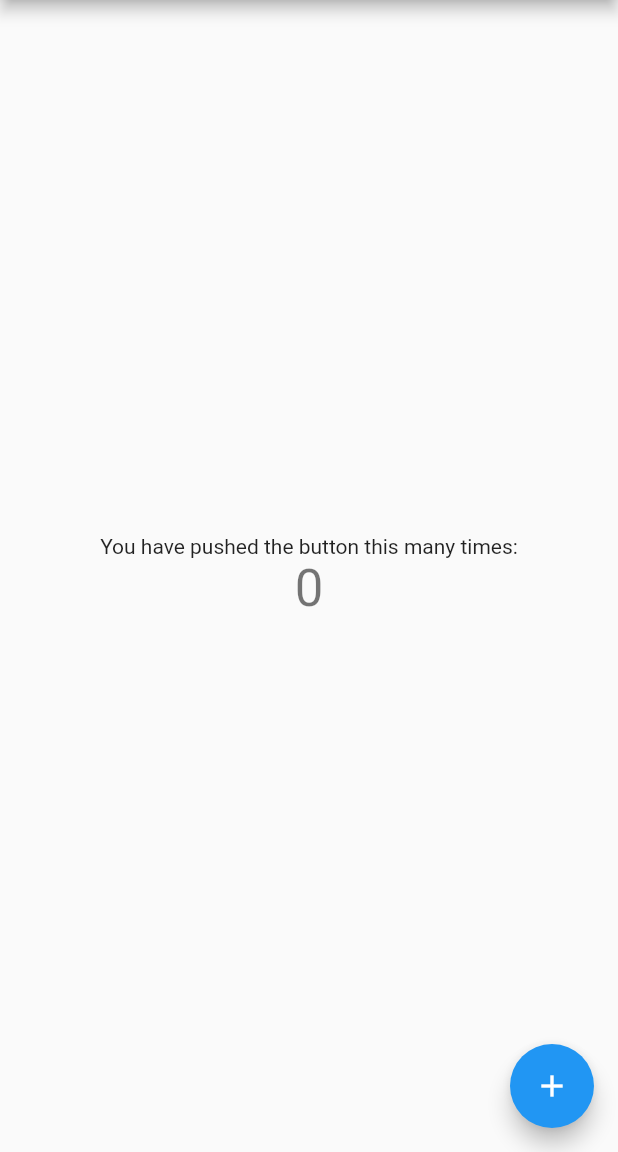
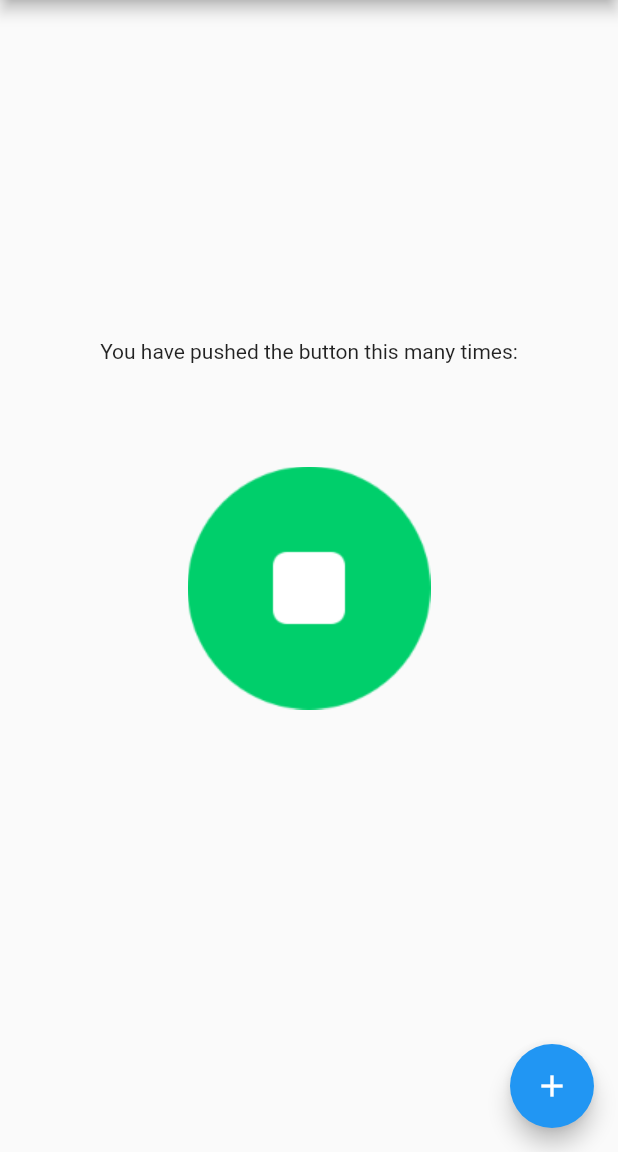
Before and after one commit to yuanting2016/firstflutter, a Flutter app: the screen it shows after launch, on a phone screen of 412 x 824 dp, the part 84-1236 px from its top. Run offline on Flutter 3.47's test engine with Material 2 defaults, Android fonts, the phone set to English and light mode, and no system bars.

Commit message:
feat: 动画的基本结构及状态监听设置

```diff
--- /dev/null
+++ b/lib/flutter/animation/scaleanimationroute.dart
@@ -0,0 +1,69 @@
+import 'package:flutter/cupertino.dart';
+
+/// 设置动画基本包括定义animation addListener setState 固定的这几步，那我们可以用AnimatedWidget类封装setState()的细节。
+class ScaleAnimationRoute extends StatefulWidget {
+  @override
+  _ScaleAnimationRouteState createState() => _ScaleAnimationRouteState();
+}
+
+//需要继承TickerProvider，如果有多个AnimationController，则应该使用TickerProviderStateMixin。
+class _ScaleAnimationRouteState extends State<ScaleAnimationRoute>
+    with SingleTickerProviderStateMixin {
+  late Animation<double> animation;
+  late AnimationController controller;
+
+  // initState() {
+  //   super.initState();
+  //   controller = AnimationController(
+  //     duration: const Duration(seconds: 2),
+  //     vsync: this,
+  //   );
+  //
+  //   //匀速
+  //   //图片宽高从0变到300
+  //   animation = Tween(begin: 0.0, end: 300.0).animate(controller)
+  //     ..addListener(() {
+  //       setState(() => {});
+  //     });
+  //
+  //   //启动动画(正向执行)
+  //   controller.forward();
+  // }
+
+  initState() {
+    super.initState();
+    controller =
+        AnimationController(duration: const Duration(seconds: 3), vsync: this);
+    //使用弹性曲线
+    animation = CurvedAnimation(parent: controller, curve: Curves.bounceIn);
+    //图片宽高从0变到300
+    animation = Tween(begin: 0.0, end: 300.0).animate(animation)
+      ..addListener(() {
+         ///设置监听
+        ///dismissed 动画在起始点停止
+        /// forward 动画正在正向执行
+        /// reverse 动画正在反向执行
+        /// completed 动画在终点停止
+        setState(() => {});
+      });
+    //启动动画
+    controller.forward();
+  }
+
+  @override
+  Widget build(BuildContext context) {
+    return Center(
+      child: Image.asset(
+        "assets/images/avatar.png",
+        width: animation.value,
+        height: animation.value,
+      ),
+    );
+  }
+
+  dispose() {
+    //路由销毁时需要释放动画资源
+    controller.dispose();
+    super.dispose();
+  }
+}
--- a/lib/flutter/widget/myapp.dart
+++ b/lib/flutter/widget/myapp.dart
@@ -21,7 +21,7 @@ class _MyAppState extends State<MyApp> {
         body: RaisedButton(onPressed: () {
           setState(() {
             _i++;
-            EventBus.getDefault().post(_i);//发送EnentBus消息
+         //   EventBus.getDefault().post(_i);//发送EnentBus消息
           });
         }, child: Center(child: Text("点击我$_i"),),),
       ),
--- a/lib/main.dart
+++ b/lib/main.dart
@@ -1,4 +1,6 @@
 import 'package:flutter/material.dart';
+
+import 'flutter/animation/scaleanimationroute.dart';
 
 void main() {
   runApp(MyApp());
@@ -22,23 +24,13 @@ class MyApp extends StatelessWidget {
         // is not restarted.
         primarySwatch: Colors.blue,
       ),
-      home: MyHomePage(title: 'Flutter Demo Home Page'),
+      home: MyHomePage(title: 'Flutter Demo Home Page', key: Key("dddd")),
     );
   }
 }
 
 class MyHomePage extends StatefulWidget {
-  MyHomePage({Key key, this.title}) : super(key: key);
-
-  // This widget is the home page of your application. It is stateful, meaning
-  // that it has a State object (defined below) that contains fields that affect
-  // how it looks.
-
-  // This class is the configuration for the state. It holds the values (in this
-  // case the title) provided by the parent (in this case the App widget) and
-  // used by the build method of the State. Fields in a Widget subclass are
-  // always marked "final".
-
+  MyHomePage({required Key key, required this.title}) : super(key: key);
   final String title;
 
   @override
@@ -50,56 +42,24 @@ class _MyHomePageState extends State<MyHomePage> {
 
   void _incrementCounter() {
     setState(() {
-      // This call to setState tells the Flutter framework that something has
-      // changed in this State, which causes it to rerun the build method below
-      // so that the display can reflect the updated values. If we changed
-      // _counter without calling setState(), then the build method would not be
-      // called again, and so nothing would appear to happen.
       _counter++;
     });
   }
 
   @override
   Widget build(BuildContext context) {
-    // This method is rerun every time setState is called, for instance as done
-    // by the _incrementCounter method above.
-    //
-    // The Flutter framework has been optimized to make rerunning build methods
-    // fast, so that you can just rebuild anything that needs updating rather
-    // than having to individually change instances of widgets.
     return Scaffold(
       appBar: AppBar(
-        // Here we take the value from the MyHomePage object that was created by
-        // the App.build method, and use it to set our appbar title.
         title: Text(widget.title),
       ),
       body: Center(
-        // Center is a layout widget. It takes a single child and positions it
-        // in the middle of the parent.
         child: Column(
-          // Column is also a layout widget. It takes a list of children and
-          // arranges them vertically. By default, it sizes itself to fit its
-          // children horizontally, and tries to be as tall as its parent.
-          //
-          // Invoke "debug painting" (press "p" in the console, choose the
-          // "Toggle Debug Paint" action from the Flutter Inspector in Android
-          // Studio, or the "Toggle Debug Paint" command in Visual Studio Code)
-          // to see the wireframe for each widget.
-          //
-          // Column has various properties to control how it sizes itself and
-          // how it positions its children. Here we use mainAxisAlignment to
-          // center the children vertically; the main axis here is the vertical
-          // axis because Columns are vertical (the cross axis would be
-          // horizontal).
           mainAxisAlignment: MainAxisAlignment.center,
           children: <Widget>[
             Text(
               'You have pushed the button this many times:',
             ),
-            Text(
-              '$_counter',
-              style: Theme.of(context).textTheme.headline4,
-            ),
+            ScaleAnimationRoute(),
           ],
         ),
       ),
@@ -107,7 +67,7 @@ class _MyHomePageState extends State<MyHomePage> {
         onPressed: _incrementCounter,
         tooltip: 'Increment',
         child: Icon(Icons.add),
-      ), // This trailing comma makes auto-formatting nicer for build methods.
+      ),
     );
   }
 }
--- a/pubspec.yaml
+++ b/pubspec.yaml
@@ -43,7 +43,8 @@ flutter:
   # included with your application, so that you can use the icons in
   # the material Icons class.
   uses-material-design: true
-
+  assets:
+    - assets/images/avatar.png
   # To add assets to your application, add an assets section, like this:
   # assets:
   #   - images/a_dot_burr.jpeg
```
Also changed, not shown: lib/flutter/animation/animatedimage.dart (added, +67 -0 lines), assets/images/avatar.png (added).
